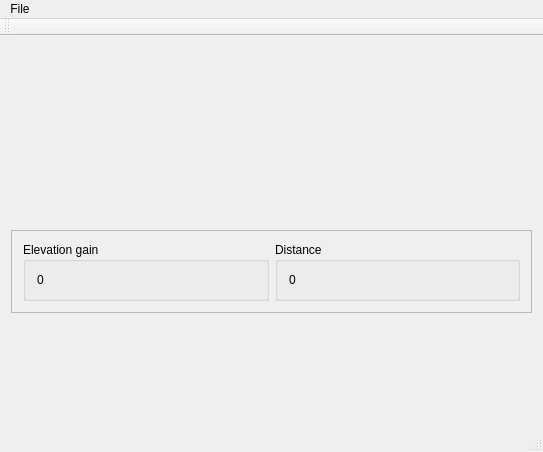
First picture: the form in MainWindow.ui, repository pozitiffcat/GpxAnalysis, before the edit.
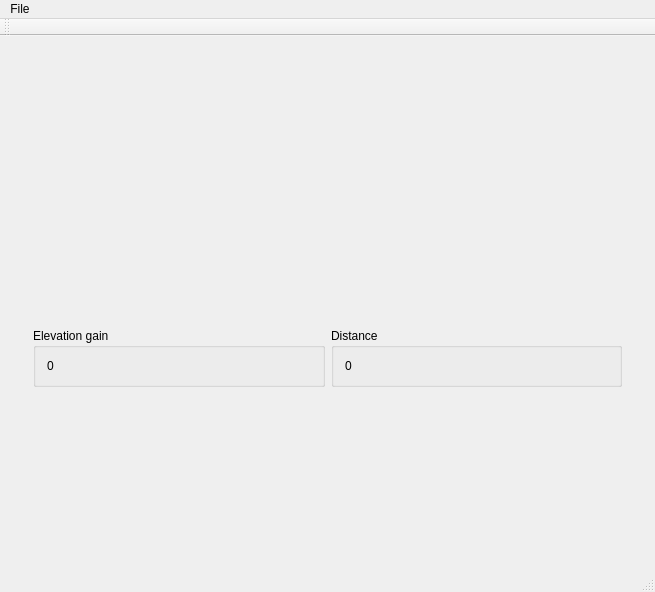
Second picture: the form after the edit. Custom widgets are drawn as their Qt base class.

Commit message: separate analysis widgets

What changed in the file:
```diff
--- a/MainWindow.ui
+++ b/MainWindow.ui
@@ -6,22 +6,34 @@
    <rect>
     <x>0</x>
     <y>0</y>
-    <width>543</width>
-    <height>452</height>
+    <width>655</width>
+    <height>592</height>
    </rect>
   </property>
   <property name="windowTitle">
    <string>MainWindow</string>
   </property>
   <widget class="QWidget" name="centralWidget">
-   <layout class="QVBoxLayout" name="verticalLayout_3" stretch="1,0,0">
+   <layout class="QVBoxLayout" name="verticalLayout_4" stretch="1,1">
+    <property name="sizeConstraint">
+     <enum>QLayout::SetDefaultConstraint</enum>
+    </property>
     <item>
      <widget class="OsmWidget" name="gpxMapWidget" native="true"/>
     </item>
     <item>
+     <widget class="QFrame" name="frame_2">
+      <property name="frameShape">
+       <enum>QFrame::NoFrame</enum>
+      </property>
+      <property name="frameShadow">
+       <enum>QFrame::Raised</enum>
+      </property>
+      <layout class="QVBoxLayout" name="verticalLayout_3" stretch="0,1">
+       <item>
      <widget class="QFrame" name="frame">
       <property name="frameShape">
-       <enum>QFrame::StyledPanel</enum>
+          <enum>QFrame::NoFrame</enum>
       </property>
       <property name="frameShadow">
        <enum>QFrame::Raised</enum>
@@ -63,13 +75,32 @@
      </widget>
     </item>
     <item>
-     <widget class="AnalysisWidget" name="gpxAnalysisWidget" native="true">
-      <property name="minimumSize">
+        <widget class="QScrollArea" name="analysisScrollArea">
+         <property name="maximumSize">
        <size>
-        <width>0</width>
-        <height>100</height>
-       </size>
-      </property>
+           <width>16777215</width>
+           <height>16777215</height>
+          </size>
+         </property>
+         <property name="frameShape">
+          <enum>QFrame::NoFrame</enum>
+         </property>
+         <property name="widgetResizable">
+          <bool>true</bool>
+         </property>
+         <widget class="QWidget" name="scrollAreaWidgetContents">
+          <property name="geometry">
+           <rect>
+            <x>0</x>
+            <y>0</y>
+            <width>619</width>
+            <height>154</height>
+           </rect>
+          </property>
+         </widget>
+        </widget>
+       </item>
+      </layout>
      </widget>
     </item>
    </layout>
@@ -79,7 +110,7 @@
     <rect>
      <x>0</x>
      <y>0</y>
-     <width>543</width>
+     <width>655</width>
      <height>26</height>
     </rect>
    </property>
@@ -119,12 +150,6 @@
  </widget>
  <layoutdefault spacing="6" margin="11"/>
  <customwidgets>
-  <customwidget>
-   <class>AnalysisWidget</class>
-   <extends>QWidget</extends>
-   <header>AnalysisWidget.h</header>
-   <container>1</container>
-  </customwidget>
   <customwidget>
    <class>OsmWidget</class>
    <extends>QWidget</extends>
```
Lines whose indentation alone changed are shown as unchanged. The commit also changes 4 other files.
